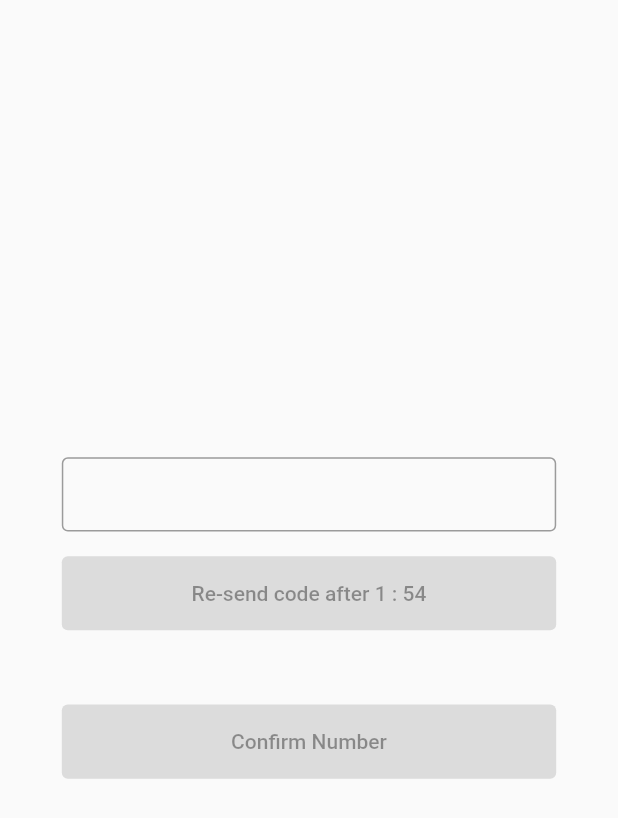
After one commit to johnberang12/muraita, a Flutter app: the VerifyNumber screen opened directly, on a phone screen of 412 x 824 dp. The commit adds this screen. Shown: the top 818 px of the screen. Run offline on Flutter 3.47's test engine with Material 2 defaults, Android fonts, the phone set to English and light mode, and no system bars.

Commit message:
finish sign up pages

```diff
--- /dev/null
+++ b/lib/signup_pages/verify_number.dart
@@ -0,0 +1,137 @@
+import 'dart:async';
+
+import 'package:flutter/material.dart';
+import 'package:muraita_apps/constants.dart';
+import 'package:muraita_apps/widget/inactive_button.dart';
+import 'package:muraita_apps/widget/primary_button.dart';
+
+import '../screens/home_screen.dart';
+
+class VerifyNumber extends StatefulWidget {
+  const VerifyNumber({Key? key}) : super(key: key);
+
+  @override
+  State<VerifyNumber> createState() => _VerifyNumberState();
+}
+class _VerifyNumberState extends State<VerifyNumber> {
+  late double height, width;
+
+  String _confirmationCode = '123456';
+  String _inputValue = '';
+
+  late int _seconds = 60;
+  late int _minutes = 1;
+  Timer? _timer;
+  bool _timerIsDone = false;
+
+  @override
+  initState(){
+    _startTimer();
+    super.initState();
+  }
+
+  void _startTimer(){
+    _timer = Timer.periodic(const Duration(milliseconds: 300), (_) {
+
+      setState((){
+        if(_minutes == 0 && _seconds < 1) {
+          _timerIsDone = true;
+          _stopTimer();
+        } else {
+          if(_seconds > 0){
+            _seconds--;
+          } else {
+            _seconds = 59;
+            _minutes--;
+          }
+        }
+      });
+
+    });
+  }
+
+  void _stopTimer(){
+    _timer?.cancel();
+  }
+
+  @override
+  Widget build(BuildContext context) {
+    height = MediaQuery.of(context).size.height;
+    width = MediaQuery.of(context).size.width;
+    return Scaffold(
+      body: Center(
+        child: Padding(
+          padding: EdgeInsets.symmetric(horizontal: width*.10),
+          child: Column(
+            mainAxisAlignment: MainAxisAlignment.center,
+            children:  [
+              SizedBox(
+                height: height*.06,
+                width: double.infinity,
+                child: TextField(
+                  textAlign: TextAlign.center,
+                  keyboardType: TextInputType.number,
+                  decoration: const InputDecoration(
+                    border: OutlineInputBorder(
+                      borderSide:BorderSide(color: kBlack80),
+                    )
+                  ),
+                  onChanged: (value){
+                    ///TODO
+                    setState((){
+                      _inputValue = value;
+                    });
+
+                  },
+                ),
+              ),
+              SizedBox(height: height*.02,),
+              _timerIsDone == true ?
+                  PrimaryButton(
+                      height: height*.06,
+                      width: double.infinity,
+                      buttonText: 'Re-send code',
+                      onTap: _confirmationCode != _inputValue ? (){
+                        ///TODO
+                        ///send code
+                        setState((){
+                          _seconds = 60;
+                          _minutes = 1;
+                          _timerIsDone = false;
+                          _startTimer();
+                        });
+
+                      } : null,
+                  ) :
+              InactiveButton(
+                  height: height*.06,
+                  width: double.infinity,
+                  buttonText: 'Re-send code after $_minutes : $_seconds'
+              ),
+              SizedBox(height: height*.06,),
+              _confirmationCode == _inputValue ?
+              PrimaryButton(
+                  height: height*.06,
+                  width: double.infinity,
+                  buttonText: 'Confirm Number',
+                  onTap: (){
+                   ///TODO
+                    Navigator.pushAndRemoveUntil(
+                        context,
+                        MaterialPageRoute(
+                          builder: (context) => HomeScreen()),
+                    ModalRoute.withName('/'));
+                  }
+              ) :
+              InactiveButton(
+                  height: height*.06,
+                  width: double.infinity,
+                  buttonText: 'Confirm Number'
+              ),
+            ],
+          ),
+        ),
+      ),
+    );
+  }
+}
--- a/lib/widget/primary_button.dart
+++ b/lib/widget/primary_button.dart
@@ -11,7 +11,7 @@ class PrimaryButton extends StatelessWidget {
 
   late double height, width;
   String buttonText;
-  VoidCallback onTap;
+  VoidCallback? onTap;
 
   @override
   Widget build(BuildContext context) {
```
Also changed, not shown: lib/screens/home_screen.dart (added, +14 -0 lines), lib/signup_pages/registration_page.dart (+7 -2 lines).
